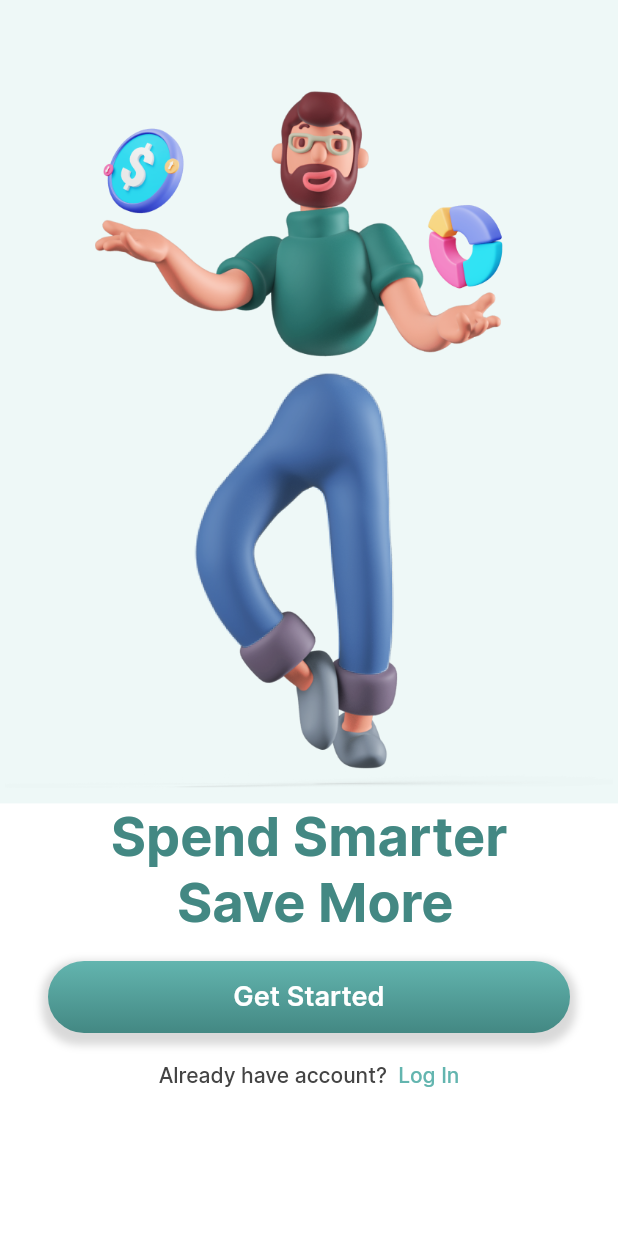
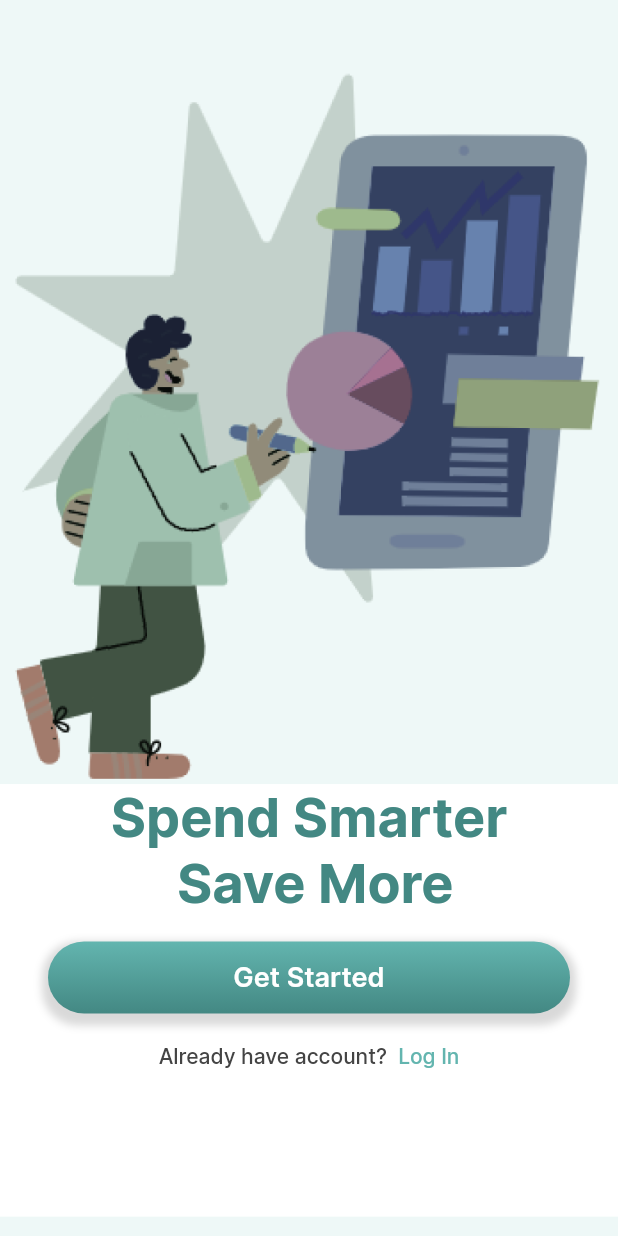
Before and after one commit to thyagosouza/financial_app, a Flutter app: the screen it shows after launch, on a phone screen of 412 x 824 dp. Run offline on Flutter 3.47's test engine with Material 2 defaults, Android fonts, the phone set to English and light mode, and no system bars.

Commit message:
Parte 10 - Refatoração da Onboarding Page

```diff
--- a/lib/features/onboarding/onboarding_page.dart
+++ b/lib/features/onboarding/onboarding_page.dart
@@ -15,15 +15,15 @@ class OnboardingPage extends StatelessWidget {
   Widget build(BuildContext context) {
     return Scaffold(
       backgroundColor: AppColors.iceWhite,
-      body: Column(
+      body: ListView(
+        physics: NeverScrollableScrollPhysics(),
         children: [
           SizedBox(
-            height: 60,
+            height: 48,
           ),
           Expanded(
-            flex: 2,
             child: Container(
-              child: Image.asset('assets/images/man.png'),
+              child: Image.asset('assets/images/onboarding.png'),
             ),
           ),
           Container(
```
